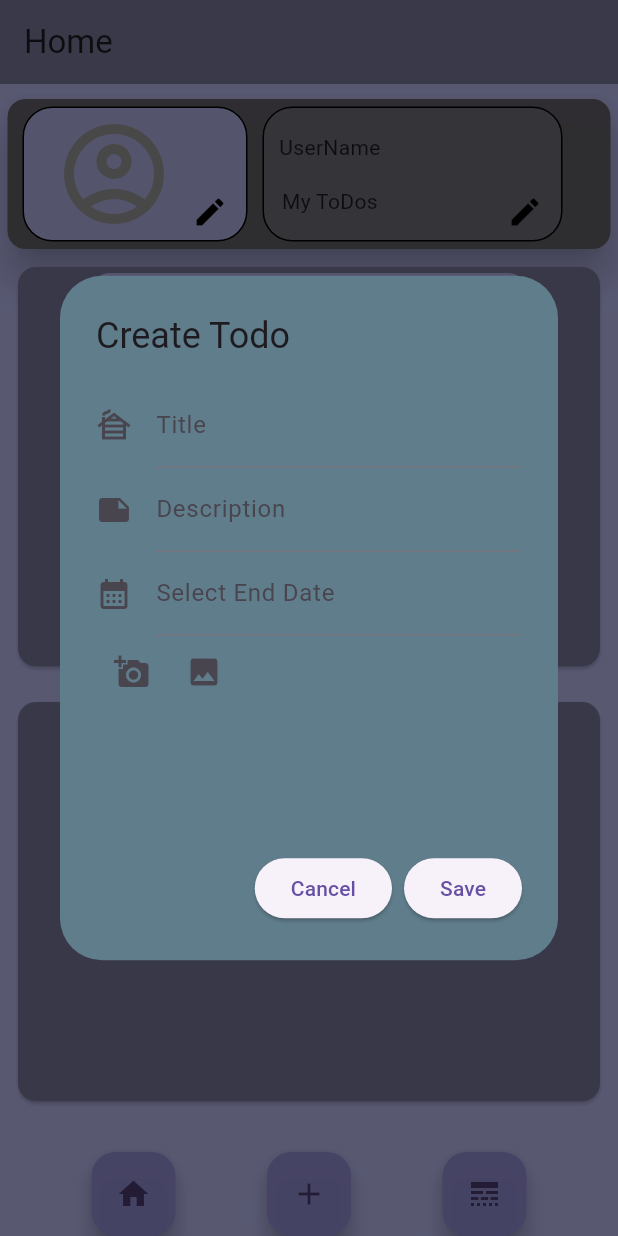
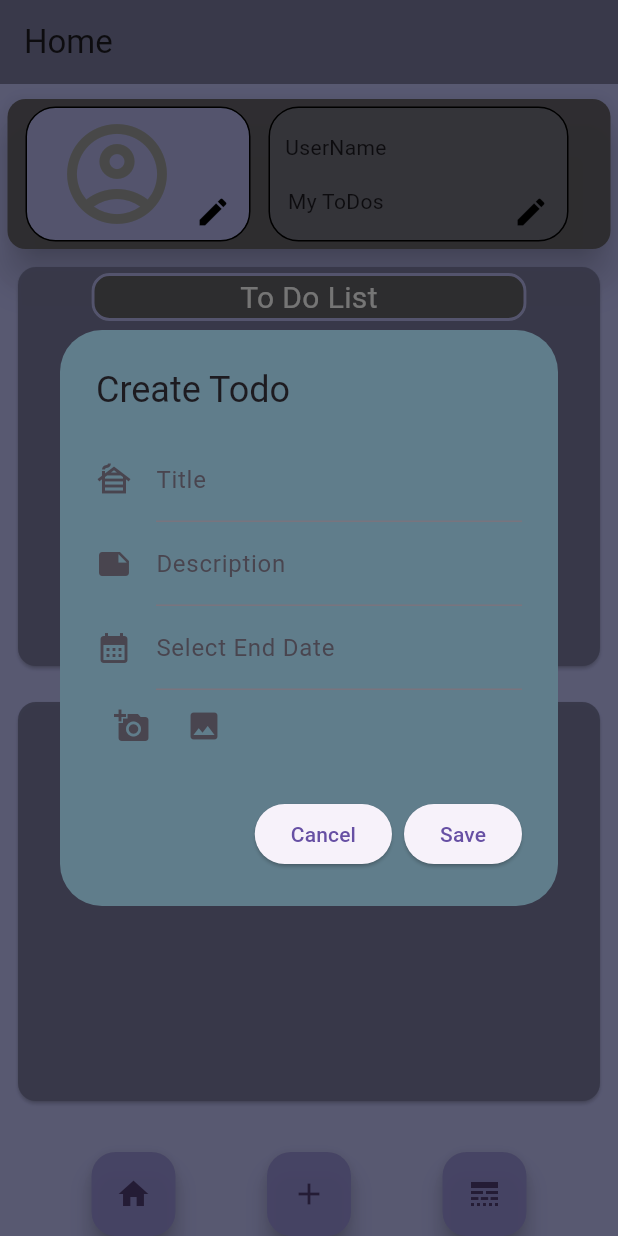
Before and after one commit to emilakerman/YouDoYou, a Flutter app: the screen it shows after launch, after a tap on the "add" icon, on a phone screen of 412 x 824 dp. Run offline on Flutter 3.47's test engine with Material 3 defaults, Android fonts, the light colour scheme and no system bars; our stand-ins replace cloud_firestore, firebase_auth, firebase_core, firebase_storage, flutter_riverpod, go_router and 3 more; accounts and stored records are empty; generated files the repository leaves out were written again.

Commit message:
shortened some upload code and fixed overflow pixel bug

```diff
--- a/lib/features/todos/presentation/create_todo/createToDoItem.dart
+++ b/lib/features/todos/presentation/create_todo/createToDoItem.dart
@@ -84,25 +84,21 @@ class _CreateItemWidgetState extends State<CreateItemWidget> {
   @override
   Widget build(BuildContext context) {
     var width = MediaQuery.of(context).size.width;
-    var height = MediaQuery.of(context).size.height;
     return AlertDialog(
       backgroundColor: Colors.blueGrey,
       scrollable: true,
       title: const Text("Create Todo"),
       content: SizedBox(
-        height: height * 0.35,
         width: width,
         child: Form(
             child: Column(
           children: [
             TextFormField(
-              decoration: const InputDecoration(
-                  icon: Icon(Icons.cabin), labelText: 'Title'),
+              decoration: const InputDecoration(icon: Icon(Icons.cabin), labelText: 'Title'),
               controller: _titleController,
             ),
             TextFormField(
-              decoration: const InputDecoration(
-                  icon: Icon(Icons.note), labelText: 'Description'),
+              decoration: const InputDecoration(icon: Icon(Icons.note), labelText: 'Description'),
               controller: _descriptionController,
             ),
             TextFormField(
--- a/lib/features/todos/presentation/create_todo_controller.dart
+++ b/lib/features/todos/presentation/create_todo_controller.dart
@@ -41,6 +41,10 @@ class CreateToDoItemController extends _$CreateToDoItemController {
   void toggleIsDone() {
     state.isDone = !state.isDone;
   }
+
+  void changeImage(String imageUrl) {
+    state.image = imageUrl;
+  }
 }
 
 // This list contains the uncompleted TODOS.
--- a/lib/features/todos/presentation/home_screen/home.dart
+++ b/lib/features/todos/presentation/home_screen/home.dart
@@ -29,7 +29,6 @@ class Home extends StatelessWidget {
               TodoList(title: "To Do List", isDone: false),
               TodoList(title: "Completed Todos", isDone: true),
               //TODO(Any): Implement new collection in firestore with shared todos and add to this widget.
-              // TodoList(title: "Received Todos"),
             ],
           ),
         ),
--- a/lib/features/todos/presentation/home_screen/home_header.dart
+++ b/lib/features/todos/presentation/home_screen/home_header.dart
@@ -4,6 +4,7 @@ import 'package:image_picker/image_picker.dart';
 import 'package:shared_preferences/shared_preferences.dart';
 import 'package:youdoyou/constants/app_colors.dart';
 import 'package:youdoyou/constants/app_icons.dart';
+import 'package:youdoyou/constants/app_sizes.dart';
 import 'package:youdoyou/features/authentication/domain/user.dart';
 import 'package:youdoyou/features/todos/presentation/home_screen/user_card_form.dart';
 
@@ -26,8 +27,7 @@ class _HomeHeaderState extends State<HomeHeader> {
   }
 
   _getImage() async {
-    final XFile? image =
-        await _imagePicker.pickImage(source: ImageSource.gallery);
+    final XFile? image = await _imagePicker.pickImage(source: ImageSource.gallery);
     if (image != null) {
       setState(() {
         user.setProfilePicture = image.path;
@@ -37,9 +37,9 @@ class _HomeHeaderState extends State<HomeHeader> {
     }
   }
 
-  void _startEditUserCard(BuildContext ctx) {
+  void _startEditUserCard(BuildContext context) {
     showModalBottomSheet(
-      context: ctx,
+      context: context,
       builder: (_) {
         return const UserCardForm();
       },
@@ -61,11 +61,11 @@ class _HomeHeaderState extends State<HomeHeader> {
             Container(
               height: 90,
               width: 150,
-              margin: const EdgeInsets.only(left: 10, right: 10),
+              margin: const EdgeInsets.only(left: Sizes.p12, right: Sizes.p12),
               decoration: BoxDecoration(
                   color: AppColors.primary,
                   border: Border.all(color: Colors.black),
-                  borderRadius: const BorderRadius.all(Radius.circular(20))),
+                  borderRadius: const BorderRadius.all(Radius.circular(Sizes.p20))),
               child: Row(
                 mainAxisAlignment: MainAxisAlignment.end,
                 children: [
```
Also changed, not shown: lib/features/todos/data/firestore_data_service.dart (+4 -22 lines), pubspec.lock, 1 other file.
